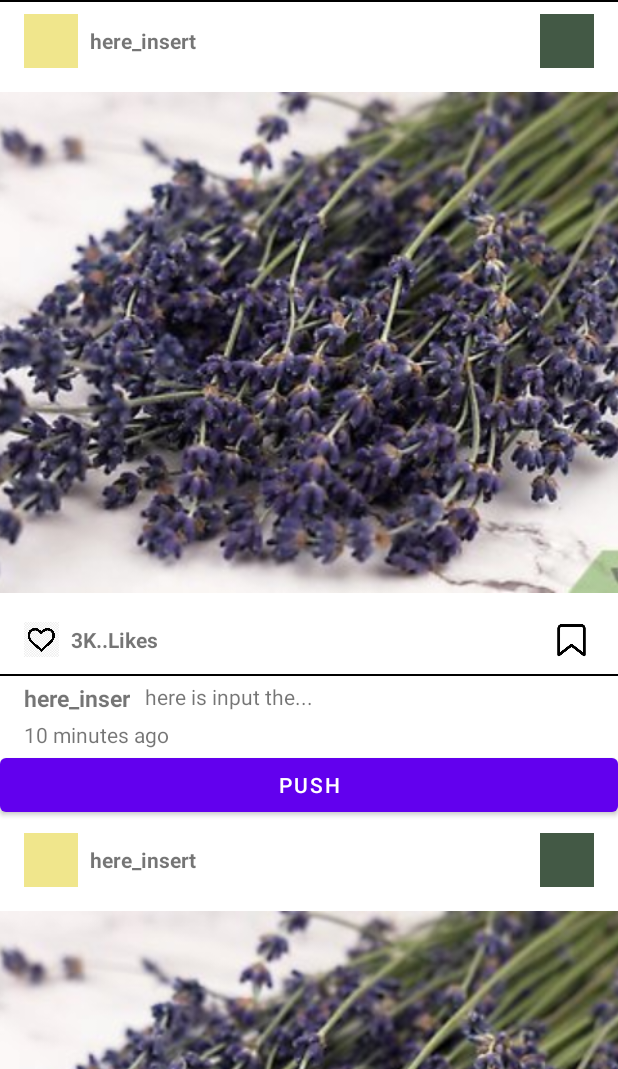
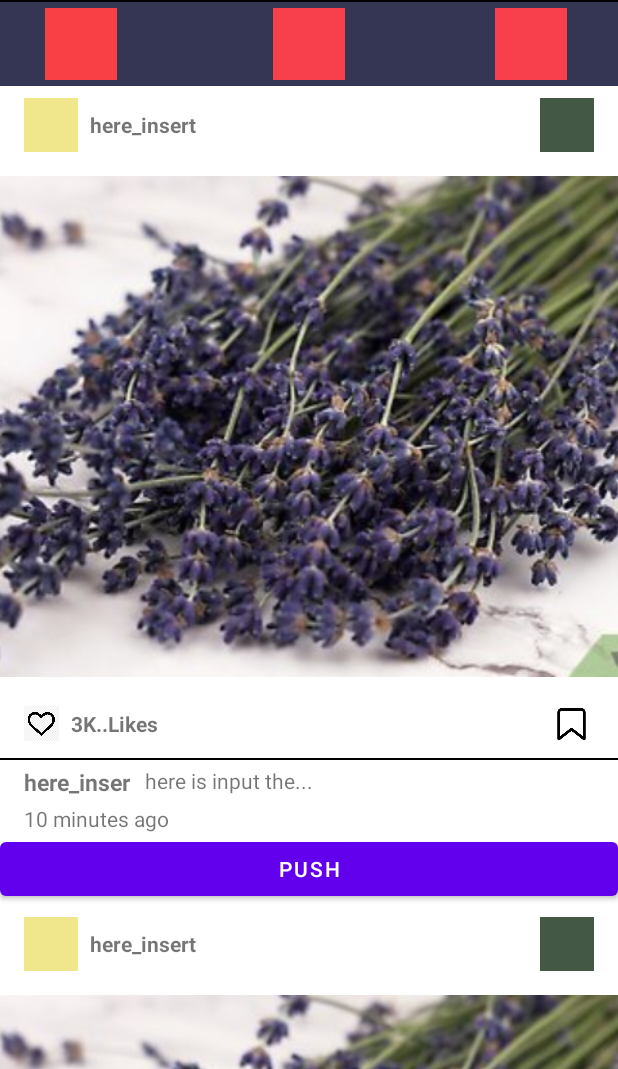
Before and after one commit to Polobear9/StudioStudy, an Android app: the screen it shows after launch (MainActivity), on a phone screen of 412 x 824 dp, the part 167-1236 px from its top. Run offline under Robolectric (Android 15) with nearby library versions, the phone set to English and light mode, and no system bars.

Commit message:
try to attach the bottomnavigation.

```diff
--- a/app/src/main/res/layout/activity_main.xml
+++ b/app/src/main/res/layout/activity_main.xml
@@ -58,22 +58,63 @@
         android:background="#000000">
     </View>
 
-    <ScrollView
+
+    <androidx.constraintlayout.widget.ConstraintLayout
         android:layout_width="match_parent"
-        android:layout_height="match_parent">
+        android:layout_height="wrap_content">
 
-        <LinearLayout
+        <com.google.android.material.bottomnavigation.BottomNavigationView
+            android:layout_width="match_parent"
+            android:layout_height="wrap_content"
+            android:background="#353654"
+            app:layout_constraintBottom_toBottomOf="parent">
+            <ImageView
+                android:background="#f84045"
+                android:layout_width="48dp"
+                android:layout_height="48dp"
+                android:layout_gravity="center_vertical"
+                android:layout_marginStart="30dp">
+            </ImageView>
+            <ImageView
+                android:background="#f8404d"
+                android:layout_width="48dp"
+                android:layout_height="48dp"
+                android:layout_gravity="center">
+            </ImageView>
+            <ImageView
+                android:background="#f8404d"
+                android:layout_width="48dp"
+                android:layout_height="48dp"
+                android:layout_gravity="center_vertical"
+                android:layout_marginStart="330dp">
+            </ImageView>
+        </com.google.android.material.bottomnavigation.BottomNavigationView>
+
+    </androidx.constraintlayout.widget.ConstraintLayout>
+    <RelativeLayout
+        android:layout_width="match_parent"
+        android:layout_height="wrap_content"
+        >
+        <ScrollView
+            android:layout_alignParentTop="true"
             android:layout_width="wrap_content"
             android:layout_height="wrap_content"
-            android:orientation="vertical">
+            >
+            <LinearLayout
+                android:layout_width="match_parent"
+                android:layout_height="match_parent"
+                android:orientation="vertical">
+                <include layout="@layout/item_post" />
+                <include layout="@layout/item_post" />
+                <include layout="@layout/item_post" />
+                <include layout="@layout/item_post" />
+                <include layout="@layout/item_post" />
 
-            <include layout="@layout/item_post" />
+            </LinearLayout>
 
-            <include layout="@layout/item_post" />
+        </ScrollView>
 
-            <include layout="@layout/item_post" />
+    </RelativeLayout>
 
-            <include layout="@layout/item_post" />
-        </LinearLayout>
-    </ScrollView>
+
 </LinearLayout>
--- a/app/src/main/res/layout/fragment_bottom_nav.xml
+++ b/app/src/main/res/layout/fragment_bottom_nav.xml
@@ -2,18 +2,18 @@
 <androidx.constraintlayout.widget.ConstraintLayout xmlns:android="http://schemas.android.com/apk/res/android"
     xmlns:app="http://schemas.android.com/apk/res-auto"
     xmlns:tools="http://schemas.android.com/tools"
+    android:id="@+id/const_Bottom_Main"
     android:layout_width="match_parent"
     android:layout_height="match_parent"
-    android:orientation="horizontal"
-    app:layout_constraintBottom_toBottomOf="parent"
+    android:orientation="vertical"
     tools:context=".BottomNavFragment">
 
     <com.google.android.material.bottomnavigation.BottomNavigationView
         android:id="@+id/bn_appmenu"
         android:layout_width="match_parent"
-        android:layout_height="75dp"
+        android:layout_height="wrap_content"
         android:background="#345695"
-        app:layout_constraintBottom_toBottomOf="parent"
+        app:layout_constraintBottom_toBottomOf="@+id/const_Bottom_Main"
         app:layout_constraintLeft_toLeftOf="parent"
         app:layout_constraintRight_toRightOf="parent"
         tools:ignore="MissingConstraints">
--- a/app/src/main/res/layout/item_post.xml
+++ b/app/src/main/res/layout/item_post.xml
@@ -2,16 +2,15 @@
 <LinearLayout xmlns:android="http://schemas.android.com/apk/res/android"
     xmlns:tools="http://schemas.android.com/tools"
     android:layout_width="match_parent"
-    android:layout_height="wrap_content"
+    android:layout_height="match_parent"
     android:orientation="vertical">
 
     <RelativeLayout
         android:layout_width="match_parent"
         android:layout_height="wrap_content"
-        android:paddingEnd="16dp"
+        android:padding="8dp"
         android:paddingStart="16dp"
-        android:padding="8dp"
-        >
+        android:paddingEnd="16dp">
 
         <ImageView
             android:id="@+id/iv_userName"
@@ -19,8 +18,7 @@
             android:layout_height="36sp"
             android:layout_alignParentStart="true"
             android:background="#f0e68c"
-            android:contentDescription="@string/todo">
-        </ImageView>
+            android:contentDescription="@string/todo" />
 
         <TextView
             android:layout_width="wrap_content"
@@ -30,25 +28,24 @@
             android:layout_toEndOf="@id/iv_userName"
             android:text="@string/here_insert"
             android:textStyle="bold"
-            tools:ignore="RelativeOverlap">
-        </TextView>
+            tools:ignore="RelativeOverlap" />
 
         <ImageView
+            android:id="@+id/iv_Main_Setting"
+            android:layout_width="36dp"
+            android:layout_height="36dp"
             android:layout_alignParentEnd="true"
             android:background="#435945"
-            android:layout_width="36dp"
-            android:layout_height="36dp"
-            android:contentDescription="@string/todo2">
-        </ImageView>
+            android:contentDescription="@string/todo2" />
     </RelativeLayout>
 
     <ImageView
         android:layout_width="match_parent"
         android:layout_height="350dp"
+        android:contentDescription="@string/todo3"
         android:padding="8dp"
         android:scaleType="centerCrop"
         android:src="@drawable/laveder"
-        android:contentDescription="TODO"
         tools:ignore="ContentDescription" />
 
     <RelativeLayout
@@ -67,10 +64,10 @@
             android:src="@drawable/likeon" />
 
         <TextView
-            android:layout_marginTop="5dp"
             android:layout_width="wrap_content"
             android:layout_height="wrap_content"
             android:layout_marginLeft="8dp"
+            android:layout_marginTop="5dp"
             android:layout_marginRight="8dp"
             android:layout_toLeftOf="@id/iv_save"
             android:layout_toRightOf="@id/iv_like"
@@ -90,8 +87,7 @@
     <View
         android:layout_width="match_parent"
         android:layout_height="1dp"
-        android:background="#000000">
-    </View>
+        android:background="#000000" />
 
     <RelativeLayout
         android:layout_width="match_parent"
@@ -109,8 +105,7 @@
             android:maxLength="10"
             android:text="here_insertID"
             android:textSize="15dp"
-            android:textStyle="bold">
-        </TextView>
+            android:textStyle="bold" />
 
         <TextView
             android:layout_width="wrap_content"
@@ -119,22 +114,20 @@
             android:layout_marginLeft="10dp"
             android:layout_toRightOf="@id/tv_uploder"
             android:lines="1"
-            android:text="here is input the...">
-        </TextView>
+            android:text="here is input the..." />
 
     </RelativeLayout>
 
     <LinearLayout
-        android:orientation="horizontal"
         android:layout_width="match_parent"
         android:layout_height="wrap_content"
+        android:orientation="horizontal"
         android:paddingLeft="16dp">
 
         <TextView
             android:layout_width="match_parent"
             android:layout_height="wrap_content"
-            android:text="10 minutes ago">
-        </TextView>
+            android:text="10 minutes ago" />
 
     </LinearLayout>
 
@@ -149,8 +142,7 @@
             android:layout_height="wrap_content"
             android:layout_alignParentLeft="true"
             android:layout_alignParentRight="true"
-            android:text="PUSH">
-        </Button>
+            android:text="PUSH" />
 
     </RelativeLayout>
 
--- a/app/src/main/res/values/strings.xml
+++ b/app/src/main/res/values/strings.xml
@@ -5,4 +5,5 @@
     <string name="todo2">TODO</string>
     <!-- TODO: Remove or change this placeholder text -->
     <string name="hello_blank_fragment">Hello blank fragment</string>
+    <string name="todo3">TODO</string>
 </resources>
```
